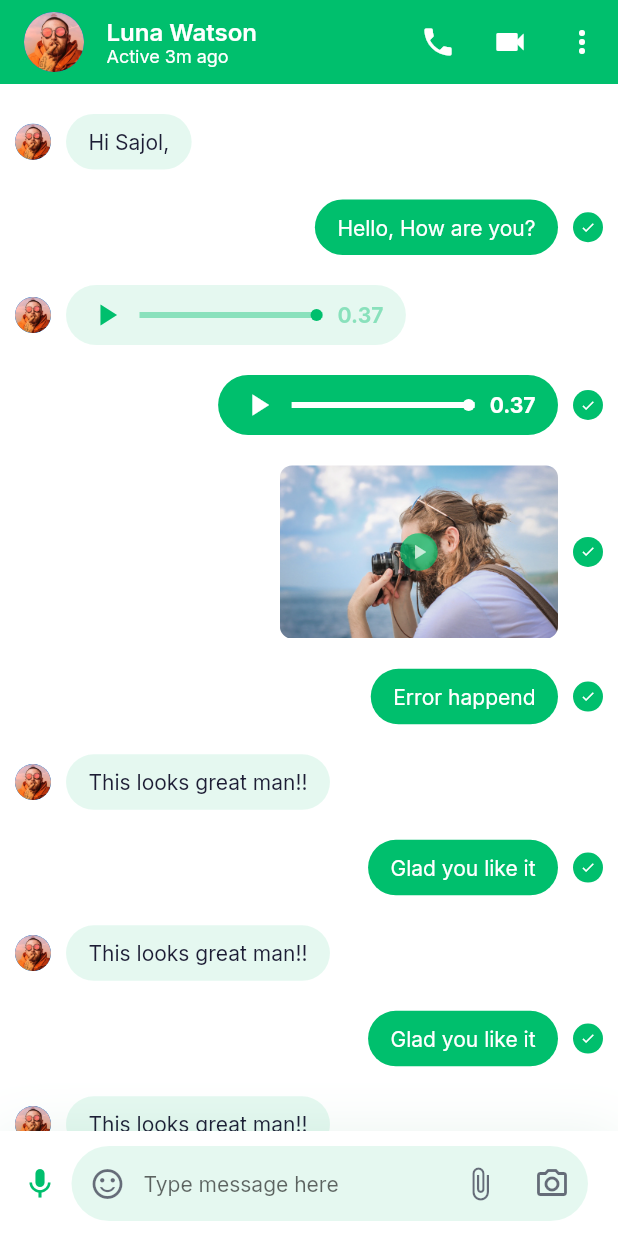
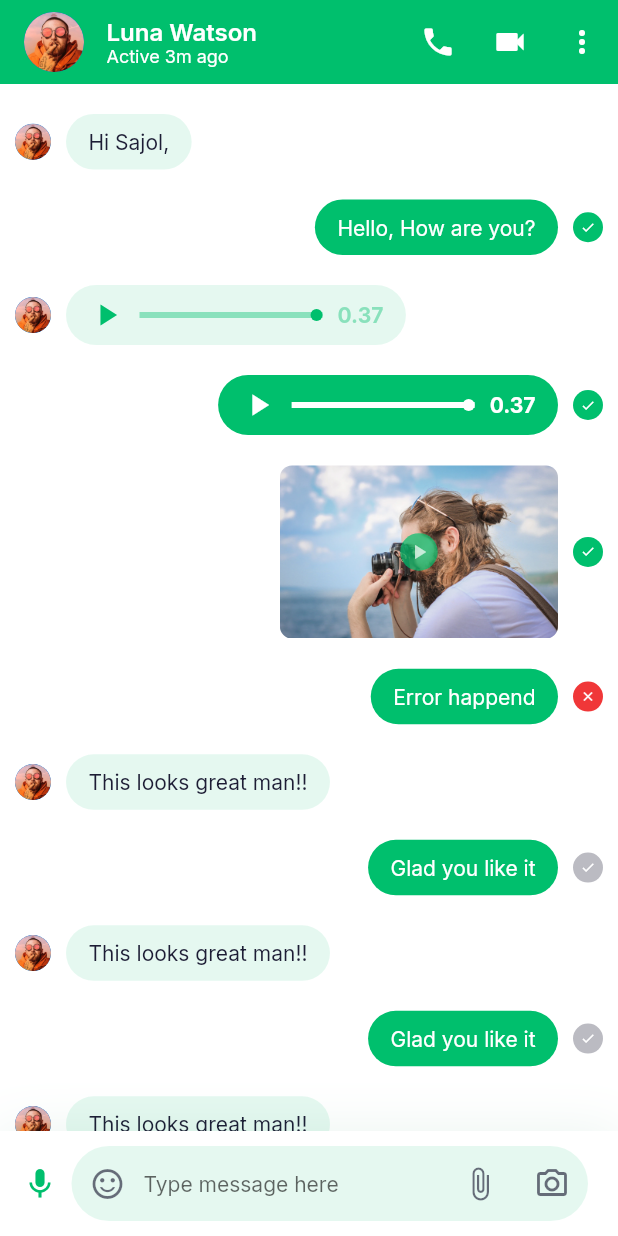
Before and after one commit to Flutter-Dart-Hacks/chat-messaging-ui, a Flutter app: the MessageDetail screen opened directly, on a phone screen of 412 x 824 dp. Run offline on Flutter 3.47's test engine with Material 2 defaults, Android fonts, the light colour scheme and no system bars; our stand-ins replace google_fonts.

Commit message:
Membuat halaman message status dot dan video view icon

```diff
--- a/lib/screens/messages/components/message_item.dart
+++ b/lib/screens/messages/components/message_item.dart
@@ -83,18 +83,39 @@ class MessageStatusDot extends StatefulWidget {
 }
 
 class _MessageStatusDotState extends State<MessageStatusDot> {
+  IconData checkStatusSentMessage() {
+    if (widget.message.messageStatus == MessageStatus.notSent) {
+      return Icons.close;
+    } else {
+      return Icons.done;
+    }
+  }
+
+  Color? checkStatusSentColor() {
+    switch (widget.message.messageStatus) {
+      case MessageStatus.notSent:
+        return kErrorColor;
+      case MessageStatus.notView:
+        return Theme.of(context).textTheme.bodyText1?.color?.withOpacity(0.3);
+      case MessageStatus.viewed:
+        return kPrimaryColor;
+      default:
+        return Colors.transparent;
+    }
+  }
+
   @override
   Widget build(BuildContext context) {
     return Container(
       margin: const EdgeInsets.only(left: kDefaultPadding / 2),
       height: 20,
       width: 20,
-      decoration: const BoxDecoration(
-        color: kPrimaryColor,
+      decoration: BoxDecoration(
+        color: checkStatusSentColor(),
         shape: BoxShape.circle,
       ),
       child: Icon(
-        Icons.done,
+        checkStatusSentMessage(),
         size: 10,
         color: Theme.of(context).scaffoldBackgroundColor,
       ),
```
